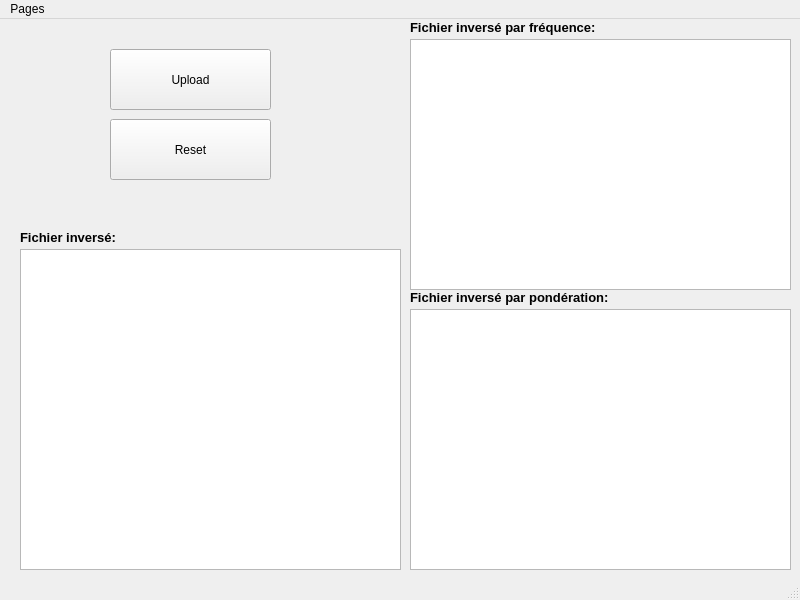
Before: the Qt Designer form src/ui/homepage.ui in raouftams/RI_projet, drawn with Qt 5.
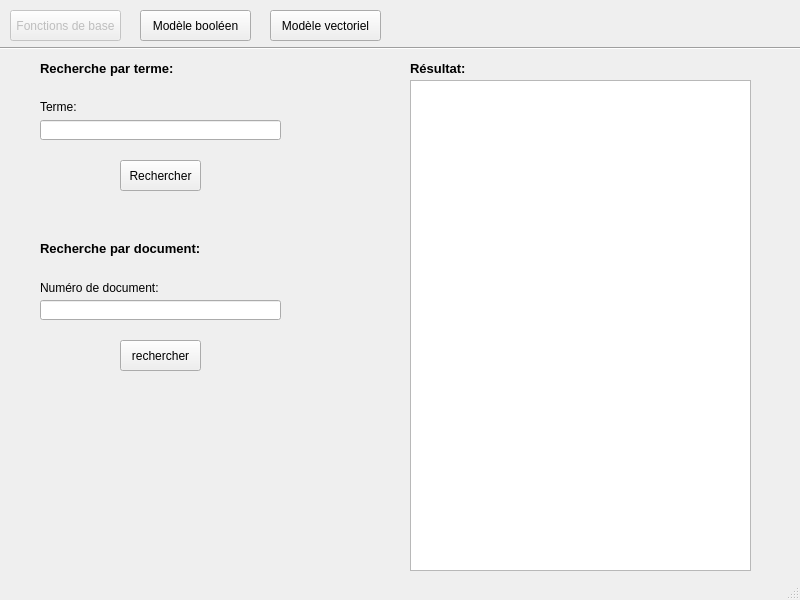
After: the same form once the commit is applied.

```diff
--- a/src/ui/homepage.ui
+++ b/src/ui/homepage.ui
@@ -14,68 +14,22 @@
    <string>MainWindow</string>
   </property>
   <widget class="QWidget" name="centralwidget">
-   <widget class="QPushButton" name="upload_button">
+   <widget class="QLineEdit" name="term_field">
     <property name="geometry">
      <rect>
-      <x>110</x>
-      <y>30</y>
-      <width>161</width>
-      <height>61</height>
-     </rect>
-    </property>
-    <property name="text">
-     <string>Upload</string>
-    </property>
-   </widget>
-   <widget class="QPushButton" name="reset_button">
-    <property name="geometry">
-     <rect>
-      <x>110</x>
-      <y>100</y>
-      <width>161</width>
-      <height>61</height>
-     </rect>
-    </property>
-    <property name="text">
-     <string>Reset</string>
-    </property>
-   </widget>
-   <widget class="QTableView" name="inverse_file_table">
-    <property name="geometry">
-     <rect>
-      <x>20</x>
-      <y>230</y>
-      <width>381</width>
-      <height>321</height>
-     </rect>
-    </property>
-   </widget>
-   <widget class="QTableView" name="inverse_file_by_freq_table">
-    <property name="geometry">
-     <rect>
-      <x>410</x>
-      <y>20</y>
-      <width>381</width>
-      <height>251</height>
-     </rect>
-    </property>
-   </widget>
-   <widget class="QTableView" name="inverse_file_by_weight_table">
-    <property name="geometry">
-     <rect>
-      <x>410</x>
-      <y>290</y>
-      <width>381</width>
-      <height>261</height>
+      <x>40</x>
+      <y>120</y>
+      <width>241</width>
+      <height>20</height>
      </rect>
     </property>
    </widget>
    <widget class="QLabel" name="label">
     <property name="geometry">
      <rect>
-      <x>20</x>
-      <y>210</y>
-      <width>101</width>
+      <x>40</x>
+      <y>60</y>
+      <width>151</width>
       <height>16</height>
      </rect>
     </property>
@@ -87,35 +41,107 @@
      </font>
     </property>
     <property name="text">
-     <string>Fichier inversé:</string>
+     <string>Recherche par terme:</string>
     </property>
    </widget>
    <widget class="QLabel" name="label_2">
     <property name="geometry">
      <rect>
-      <x>410</x>
-      <y>270</y>
-      <width>211</width>
-      <height>16</height>
+      <x>40</x>
+      <y>100</y>
+      <width>47</width>
+      <height>13</height>
      </rect>
     </property>
-    <property name="font">
-     <font>
-      <pointsize>10</pointsize>
-      <weight>75</weight>
-      <bold>true</bold>
-     </font>
+    <property name="text">
+     <string>Terme:</string>
     </property>
+   </widget>
+   <widget class="QPushButton" name="search_by_term_btn">
+    <property name="geometry">
+     <rect>
+      <x>120</x>
+      <y>160</y>
+      <width>81</width>
+      <height>31</height>
+     </rect>
+    </property>
     <property name="text">
-     <string>Fichier inversé par pondération:</string>
+     <string>Rechercher</string>
+    </property>
+   </widget>
+   <widget class="QPushButton" name="search_by_doc_btn">
+    <property name="geometry">
+     <rect>
+      <x>120</x>
+      <y>340</y>
+      <width>81</width>
+      <height>31</height>
+     </rect>
+    </property>
+    <property name="text">
+     <string>rechercher</string>
     </property>
    </widget>
    <widget class="QLabel" name="label_3">
     <property name="geometry">
      <rect>
+      <x>40</x>
+      <y>280</y>
+      <width>131</width>
+      <height>16</height>
+     </rect>
+    </property>
+    <property name="text">
+     <string>Numéro de document:</string>
+    </property>
+   </widget>
+   <widget class="QLineEdit" name="doc_number_edit">
+    <property name="geometry">
+     <rect>
+      <x>40</x>
+      <y>300</y>
+      <width>241</width>
+      <height>20</height>
+     </rect>
+    </property>
+   </widget>
+   <widget class="QLabel" name="label_4">
+    <property name="geometry">
+     <rect>
+      <x>40</x>
+      <y>240</y>
+      <width>181</width>
+      <height>16</height>
+     </rect>
+    </property>
+    <property name="font">
+     <font>
+      <pointsize>10</pointsize>
+      <weight>75</weight>
+      <bold>true</bold>
+     </font>
+    </property>
+    <property name="text">
+     <string>Recherche par document:</string>
+    </property>
+   </widget>
+   <widget class="QTableView" name="result_table">
+    <property name="geometry">
+     <rect>
       <x>410</x>
-      <y>0</y>
-      <width>201</width>
+      <y>80</y>
+      <width>341</width>
+      <height>491</height>
+     </rect>
+    </property>
+   </widget>
+   <widget class="QLabel" name="label_5">
+    <property name="geometry">
+     <rect>
+      <x>410</x>
+      <y>60</y>
+      <width>151</width>
       <height>16</height>
      </rect>
     </property>
@@ -127,31 +153,84 @@
      </font>
     </property>
     <property name="text">
-     <string>Fichier inversé par fréquence:</string>
+     <string>Résultat:</string>
     </property>
    </widget>
-  </widget>
-  <widget class="QMenuBar" name="menubar">
-   <property name="geometry">
-    <rect>
-     <x>0</x>
-     <y>0</y>
-     <width>800</width>
-     <height>21</height>
-    </rect>
-   </property>
-   <widget class="QMenu" name="menuAccueil">
-    <property name="statusTip">
-     <string>switch_to_home_page</string>
+   <widget class="QLabel" name="info_label">
+    <property name="geometry">
+     <rect>
+      <x>40</x>
+      <y>480</y>
+      <width>311</width>
+      <height>16</height>
+     </rect>
     </property>
-    <property name="title">
-     <string>Pages</string>
+    <property name="font">
+     <font>
+      <pointsize>10</pointsize>
+      <weight>75</weight>
+      <bold>true</bold>
+     </font>
     </property>
     <addaction name="action_accueil"/>
     <addaction name="action_modele_booleen"/>
     <addaction name="action_modele_vectoriel"/>
    </widget>
-   <addaction name="menuAccueil"/>
+   <widget class="Line" name="line">
+    <property name="geometry">
+     <rect>
+      <x>0</x>
+      <y>40</y>
+      <width>801</width>
+      <height>16</height>
+     </rect>
+    </property>
+    <property name="orientation">
+     <enum>Qt::Horizontal</enum>
+    </property>
+   </widget>
+   <widget class="QPushButton" name="base_functions_action">
+    <property name="enabled">
+     <bool>false</bool>
+    </property>
+    <property name="geometry">
+     <rect>
+      <x>10</x>
+      <y>10</y>
+      <width>111</width>
+      <height>31</height>
+     </rect>
+    </property>
+    <property name="text">
+     <string>Fonctions de base</string>
+    </property>
+   </widget>
+   <widget class="QPushButton" name="boolean_model_action">
+    <property name="geometry">
+     <rect>
+      <x>140</x>
+      <y>10</y>
+      <width>111</width>
+      <height>31</height>
+     </rect>
+    </property>
+    <property name="text">
+     <string>Modèle booléen</string>
+    </property>
+   </widget>
+   <widget class="QPushButton" name="vectorial_model_action">
+    <property name="geometry">
+     <rect>
+      <x>270</x>
+      <y>10</y>
+      <width>111</width>
+      <height>31</height>
+     </rect>
+    </property>
+    <property name="text">
+     <string>Modèle vectoriel</string>
+    </property>
+   </widget>
   </widget>
   <widget class="QStatusBar" name="statusbar"/>
   <action name="action_accueil">
```
Left out of the diff: 8 changed lines with no effect on the pictures.
